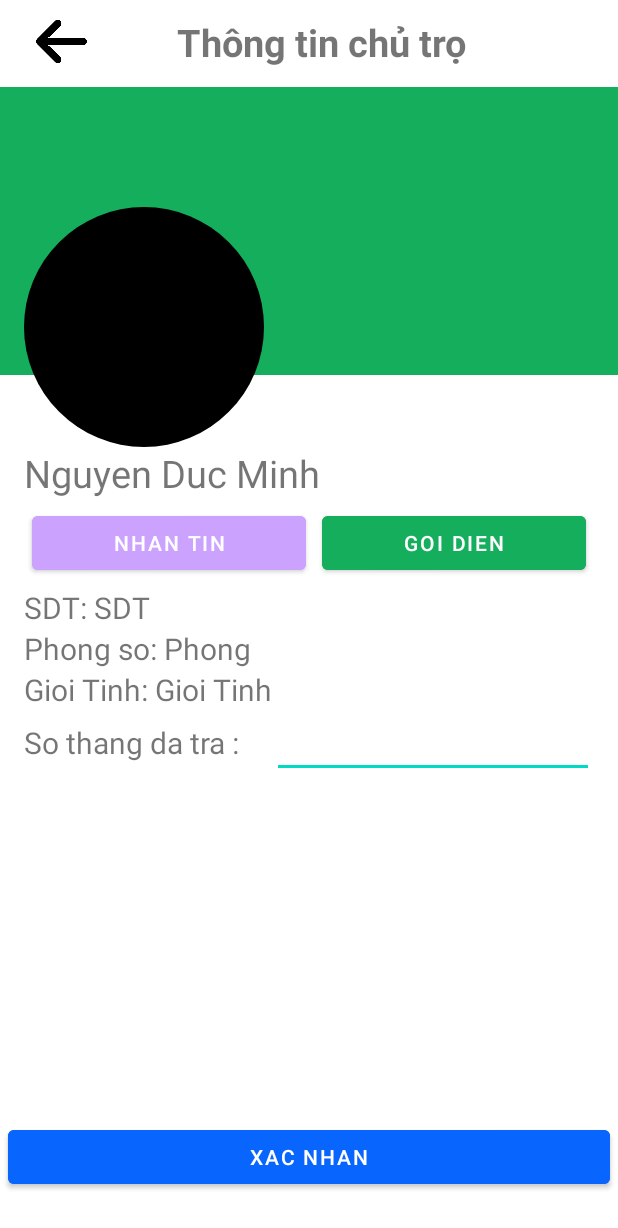
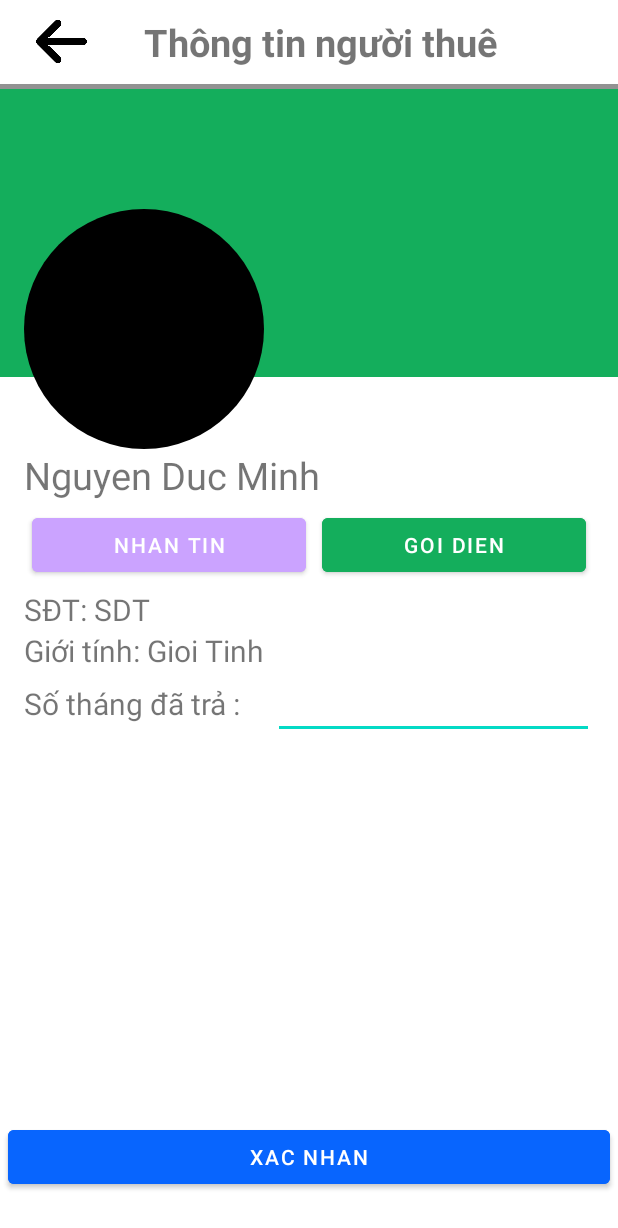
Before and after one commit to minh020103/MobileProjectApp2, an Android app: the RenterDetailActivity screen opened directly, with no data from a screen before it, on a phone screen of 412 x 824 dp. Shown: the top 1228 px of the screen. Run offline under Robolectric (Android 15) with nearby library versions, the phone set to English and light mode, and no system bars; our stand-ins replace CircleImageView; pictures from the network do not load.

Commit message:
update giao dien danh sach nguoi thue va chi tiet nguoi thue

```diff
--- a/app/src/main/java/com/example/mobileprojectapp2/activity/chutro/RenterDetailActivity.java
+++ b/app/src/main/java/com/example/mobileprojectapp2/activity/chutro/RenterDetailActivity.java
@@ -44,7 +44,6 @@ public class RenterDetailActivity extends AppCompatActivity {
         imgNguoiThueChiTiet = findViewById(R.id.imgNguoiThueChiTiet);
         tvTenNguoiThueChiTiet = findViewById(R.id.tvTenNguoiThueChiTiet);
         tvSDTNguoiThueChiTiet = findViewById(R.id.tvSDTNguoiThueChiTiet);
-        tvPhongNguoiThueChiTiet = findViewById(R.id.tvPhongNguoiThueChiTiet);
         tvGioiTinhNguoiThueChiTiet = findViewById(R.id.tvGioiTinhNguoiThueChiTiet);
         btnGoiDienNguoiThue = findViewById(R.id.btnGoiDienNguoiThue);
         imgBackNguoiThueChiTiet = findViewById(R.id.imgBackNguoiThueChiTiet);
--- a/app/src/main/java/com/example/mobileprojectapp2/api/Const.java
+++ b/app/src/main/java/com/example/mobileprojectapp2/api/Const.java
@@ -1,6 +1,6 @@
 package com.example.mobileprojectapp2.api;
 
 public class Const {
-    public static final String DOMAIN = "http://192.168.1.30/3t/laravel/public/";
+    public static final String DOMAIN = "http://192.168.2.8/3t/laravel/public/";
 
 }
--- a/app/src/main/java/com/example/mobileprojectapp2/fragment/chutro/ListRoomFragment.java
+++ b/app/src/main/java/com/example/mobileprojectapp2/fragment/chutro/ListRoomFragment.java
@@ -106,6 +106,7 @@ public class ListRoomFragment extends AbstractFragment {
             public void setOnClickListPerson(int position, View view) {
                 Intent intent = new Intent(getActivity(), RenterListActivity.class);
                 intent.putExtra("idPhong", phongTroOfChuTroList.get(position).getIdPhongTro());
+                intent.putExtra("soPhong", phongTroOfChuTroList.get(position).getPhongTro().getSoPhong());
                 startActivity(intent);
             }
 
--- a/app/src/main/res/layout/chi_tiet_nguoi_thue_layout.xml
+++ b/app/src/main/res/layout/chi_tiet_nguoi_thue_layout.xml
@@ -3,12 +3,13 @@
     xmlns:app="http://schemas.android.com/apk/res-auto"
     android:layout_width="match_parent"
     android:layout_height="match_parent"
-    android:orientation="vertical">
+    android:orientation="vertical"
+    android:background="@color/bg_gray">
 
     <androidx.appcompat.widget.Toolbar
         android:layout_width="match_parent"
         android:layout_height="wrap_content"
-        android:layout_marginBottom="2dp"
+        android:layout_marginBottom="3dp"
         android:background="@color/white">
 
         <RelativeLayout
@@ -25,7 +26,7 @@
                 android:layout_width="match_parent"
                 android:layout_height="34dp"
                 android:gravity="center"
-                android:text="Thông tin chủ trọ"
+                android:text="Thông tin người thuê"
                 android:textSize="25sp"
                 android:textStyle="bold" />
         </RelativeLayout>
@@ -33,7 +34,8 @@
 
     <RelativeLayout
         android:layout_width="match_parent"
-        android:layout_height="match_parent">
+        android:layout_height="match_parent"
+        android:background="@color/white">
 
 
 
@@ -96,7 +98,7 @@
                     <TextView
                         android:layout_width="wrap_content"
                         android:layout_height="wrap_content"
-                        android:text="SDT: "
+                        android:text="SĐT: "
                         android:textSize="20sp"/>
                     <TextView
                         android:id="@+id/tvSDTNguoiThueChiTiet"
@@ -106,25 +108,6 @@
                         android:textSize="20sp"/>
                 </LinearLayout>
 
-                <LinearLayout
-                    android:layout_width="wrap_content"
-                    android:layout_height="wrap_content"
-                    android:orientation="horizontal">
-
-                    <TextView
-                        android:layout_width="wrap_content"
-                        android:layout_height="wrap_content"
-                        android:text="Phong so: "
-                        android:textSize="20sp"/>
-                    <TextView
-                        android:id="@+id/tvPhongNguoiThueChiTiet"
-                        android:layout_width="wrap_content"
-                        android:layout_height="wrap_content"
-                        android:text="Phong"
-                        android:textSize="20sp"/>
-
-                </LinearLayout>
-
                <LinearLayout
                    android:layout_width="wrap_content"
                    android:layout_height="wrap_content"
@@ -132,7 +115,7 @@
                    <TextView
                        android:layout_width="wrap_content"
                        android:layout_height="wrap_content"
-                       android:text="Gioi Tinh: "
+                       android:text="Giới tính: "
                        android:textSize="20sp"/>
                    <TextView
                        android:id="@+id/tvGioiTinhNguoiThueChiTiet"
@@ -152,7 +135,7 @@
                         android:layout_width="wrap_content"
                         android:layout_height="wrap_content"
                         android:layout_weight="1"
-                        android:text="So thang da tra :"
+                        android:text="Số tháng đã trả :"
                         android:textSize="20sp"/>
                     <EditText
                         android:id="@+id/edtSoThangDaTraNguoiThue"
--- a/app/src/main/res/values/colors.xml
+++ b/app/src/main/res/values/colors.xml
@@ -11,6 +11,7 @@
     <color name="main_color_app_light">#14ae5c</color>
     <color name="bnv_gray">#3C3C3C</color>
     <color name="text_gray">#b3b3b3</color>
+    <color name="bg_gray">#929292</color>
     <color name="button_gray">#e5e6eb</color>
     <color name="button_tim">#cba3ff</color>
     <color name="button_xanh_nuoc">#56b8ff</color>
```
Also changed, not shown: app/src/main/java/com/example/mobileprojectapp2/activity/chutro/RenterListActivity.java (+13 -1 lines), app/src/main/res/layout/danh_sach_nguoi_thue_layout.xml (+8 -3 lines).
